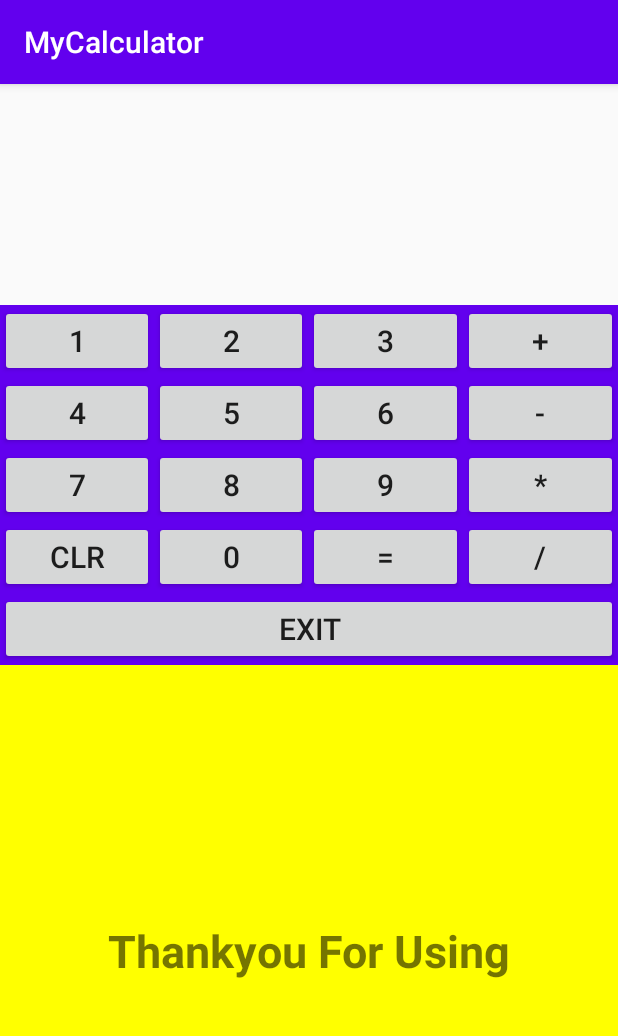
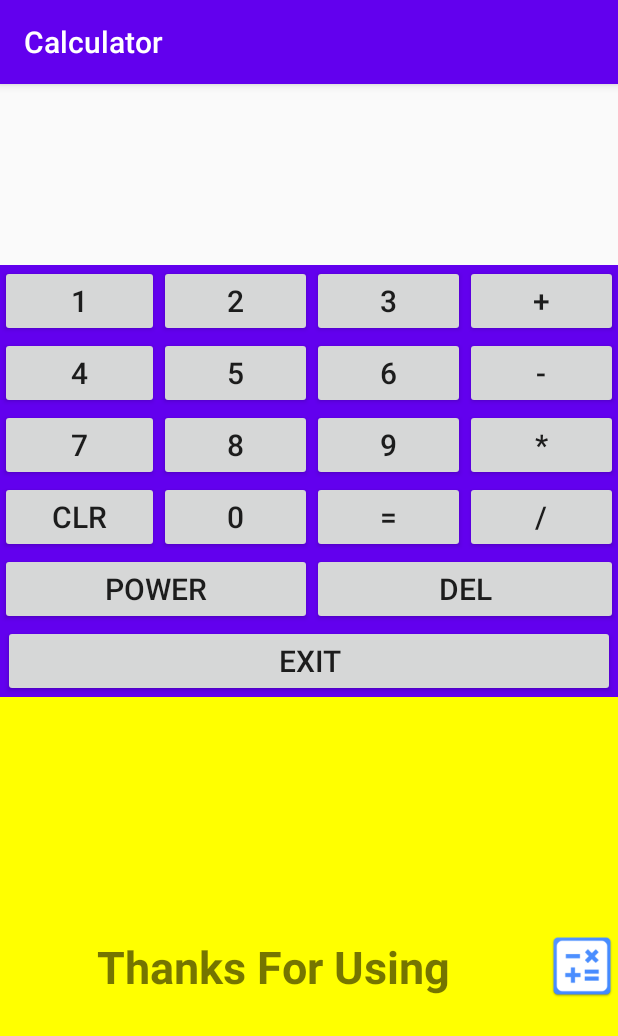
Before and after one commit to Deep201620/AndroidProjects, an Android app: the screen it shows after launch (MainActivity), on a phone screen of 412 x 824 dp. Shown: the top 1036 px of the screen. Run offline under Robolectric (Android 15) with nearby library versions, the phone set to English and light mode, and no system bars.

Commit message:
Third commit

```diff
--- a/app/src/main/java/com/example/mycalculator/MainActivity.java
+++ b/app/src/main/java/com/example/mycalculator/MainActivity.java
@@ -8,13 +8,15 @@ import android.widget.Button;
 import android.widget.TextView;
 import android.widget.Toast;
 
+import java.util.Stack;
+
 public class MainActivity extends AppCompatActivity {
 
     Button button0,button1,button2,button3,button4,button5,button6,button7,button8,button9;
-    Button buttonAdd,buttonSubtract,buttonMul,buttonDiv,buttonClear,buttonEqual,buttonExit;
-    String result,posi;
+    Button buttonAdd,buttonSubtract,buttonMul,buttonDiv,buttonClear,buttonEqual,buttonExit,buttonraise,buttondel;
+    String result,result2;
     String tmp,operator;
-
+    boolean flag = false;
     TextView resultTextView,t1view;
 
     @Override
@@ -24,6 +26,7 @@ public class MainActivity extends AppCompatActivity {
         initControl();
         initControlListener();
         t1view = findViewById(R.id.textview);
+        resultTextView.setTextSize(40);
     }
 
     private  void initControlListener(){
@@ -123,6 +126,18 @@ public class MainActivity extends AppCompatActivity {
                 onEqualButtonClicked();
             }
         });
+        buttonraise.setOnClickListener(new View.OnClickListener() {
+            @Override
+            public void onClick(View v) {
+                onOperatorButtonClicked("^");
+            }
+        });
+        buttondel.setOnClickListener(new View.OnClickListener() {
+            @Override
+            public void onClick(View v) {
+                onDeleteButtonClicked();
+            }
+        });
         buttonExit.setOnClickListener(new View.OnClickListener() {
             @Override
             public void onClick(View v) {
@@ -138,10 +153,12 @@ public class MainActivity extends AppCompatActivity {
     }
 
     private void onEqualButtonClicked(){
-        int res= 0;
+        long res= 0;
+        flag = true;
         try{
-            int number = Integer.valueOf(tmp);
-            int number2 = Integer.valueOf(resultTextView.getText().toString().substring(tmp.length()+operator.length(),resultTextView.length()));
+            long number = Long.valueOf(tmp);
+            long number2 = Long.valueOf(resultTextView.getText().toString().substring(tmp.length()+operator.length(),resultTextView.length()));
+
             switch (operator) {
                 case "+":
                     res = number + number2;
@@ -158,13 +175,18 @@ public class MainActivity extends AppCompatActivity {
                 case "*":
                     res = number * number2;
                     break;
+
+                case "^":
+                    res = (int)Math.pow(number,number2);
             }
             result = String.valueOf(res);
+
             resultTextView.setText(result);
         }catch (Exception e){
             e.printStackTrace();
         }
     }
+
 
     private void onOperatorButtonClicked(String operator){
         tmp = resultTextView.getText().toString();
@@ -180,9 +202,16 @@ public class MainActivity extends AppCompatActivity {
 
     private void onNumberButtonClicked(String pos){
         result = resultTextView.getText().toString();
-        this.posi=pos;
-        result = result+posi;
+        result = result+pos;
         resultTextView.setText(result);
+    }
+
+    private void onDeleteButtonClicked(){
+        if(flag){
+           onClearButtonClicked();
+        }else {
+            resultTextView.setText(resultTextView.getText().toString().substring(0, resultTextView.getText().length() - 1));
+        }
     }
 
     private void initControl() {
@@ -203,6 +232,8 @@ public class MainActivity extends AppCompatActivity {
         buttonMul = findViewById(R.id.buttonMul);
         buttonDiv = findViewById(R.id.buttonDiv);
         buttonEqual = findViewById(R.id.buttonEqual);
+        buttonraise = findViewById(R.id.buttonraiseto);
+        buttondel = findViewById(R.id.buttondelete);
 
         resultTextView = findViewById(R.id.textview_result);
         buttonExit = findViewById(R.id.buttonexit);
--- a/app/src/main/res/layout/activity_main.xml
+++ b/app/src/main/res/layout/activity_main.xml
@@ -14,7 +14,6 @@
         android:layout_width="match_parent"
         android:layout_height="wrap_content"
         android:id="@+id/textview_result"
-        android:textSize="60sp"
         android:textAlignment="viewEnd"/>
     <TableRow
         android:layout_width="match_parent"
@@ -130,6 +129,24 @@
         android:layout_height="match_parent"
         android:background="@color/colorPrimary">
 
+    <Button
+        android:id="@+id/buttonraiseto"
+        android:text="power"
+        android:layout_weight="1"
+        android:textSize="20sp"/>
+    <Button
+        android:id="@+id/buttondelete"
+        android:text="DEL"
+        android:layout_weight="1"
+        android:textSize="20sp"/>
+
+    </TableRow>
+
+    <TableRow
+        android:layout_width="match_parent"
+        android:layout_height="match_parent"
+        android:background="@color/colorPrimary">
+
         <Button
             android:id="@+id/buttonexit"
             android:text="Exit"
@@ -150,7 +167,8 @@
             android:id="@+id/textview"
             android:gravity="center"
             android:textStyle="bold"
-            android:text="Thankyou For Using"
+            android:text="Thanks For Using"
+            android:drawableRight="@mipmap/calc"
             android:textSize="30sp"
             android:textAlignment="center"/>
 
```
Also changed, not shown: app/src/main/AndroidManifest.xml (+5 -4 lines), app/src/main/res/mipmap-hdpi/calc.png (added), app/src/main/res/mipmap-mdpi/calc.png (added), app/src/main/res/mipmap-xhdpi/calc.png (added), app/src/main/res/mipmap-xxhdpi/calc.png (added), app/src/main/res/mipmap-xxxhdpi/calc.png (added).
